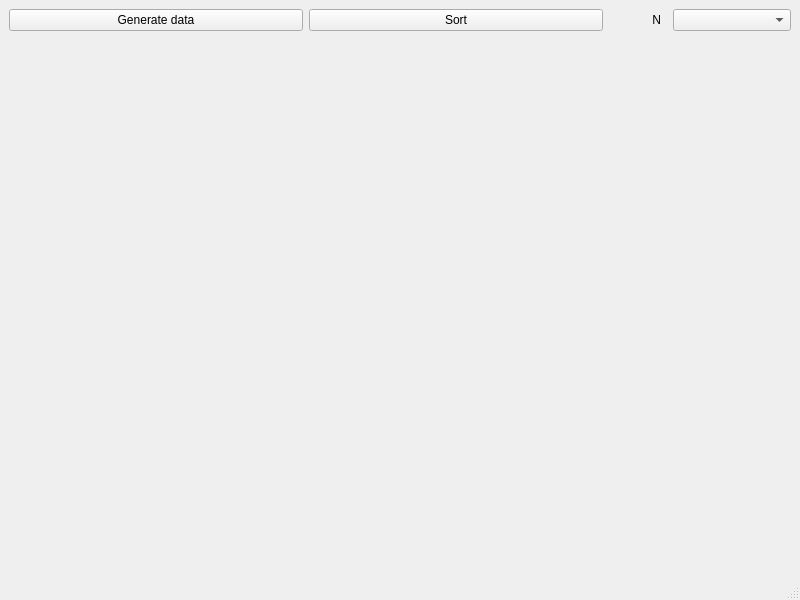
First picture: the form in mainwindow.ui, repository kvitnat/Coursework, before the edit.
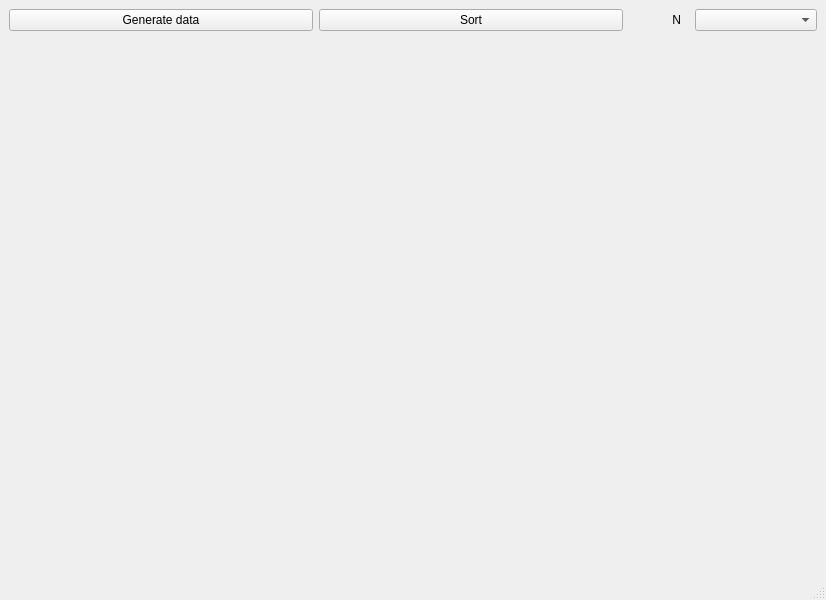
Second picture: the form after the edit.

```diff
--- a/mainwindow.ui
+++ b/mainwindow.ui
@@ -6,7 +6,7 @@
    <rect>
     <x>0</x>
     <y>0</y>
-    <width>800</width>
+    <width>826</width>
     <height>600</height>
    </rect>
   </property>
```
Left out of the diff: 4 changed lines with no effect on the pictures.
